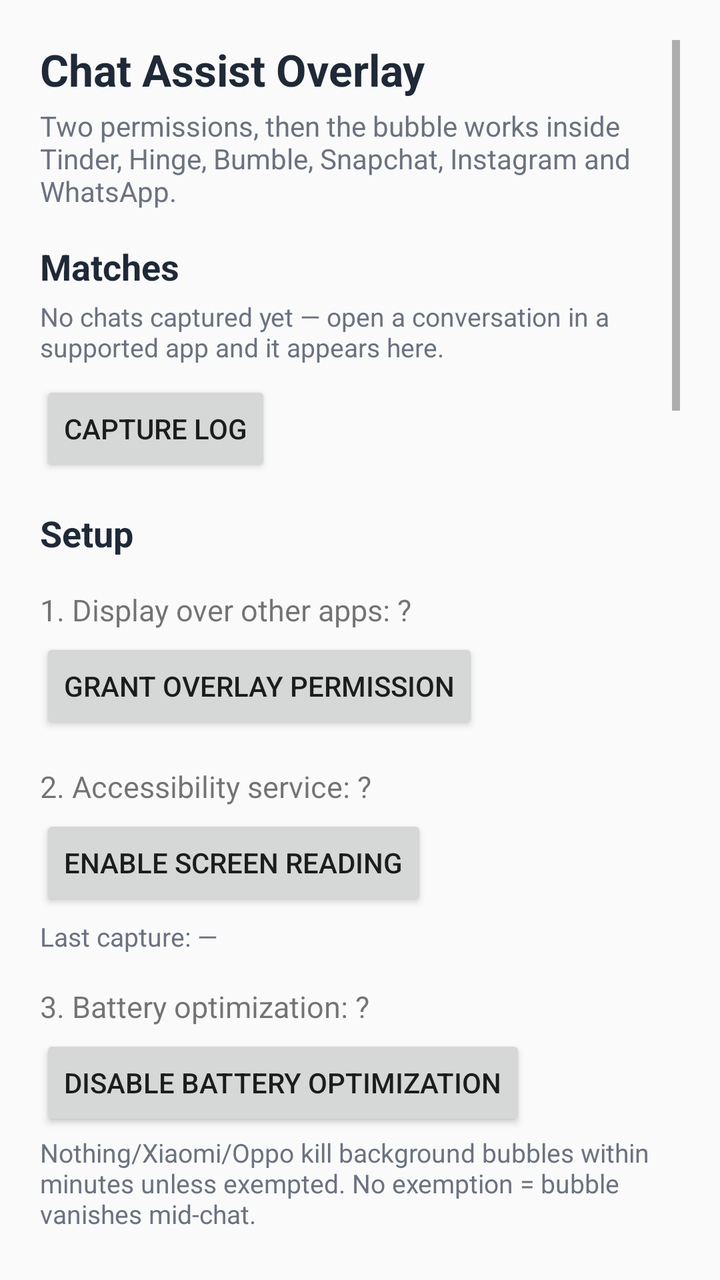
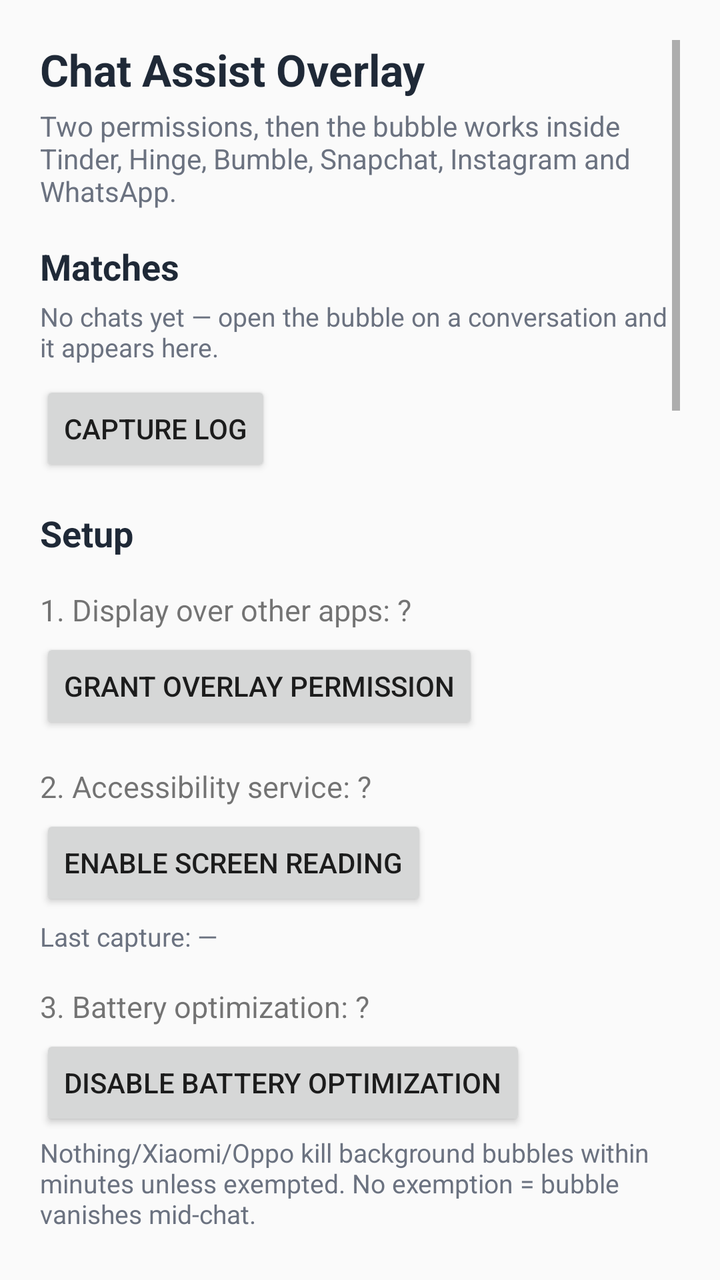

The first picture is an Android layout as it rendered before a commit; the second is the same layout after the commit. The layout source and the unified diff follow.
<!-- AndroidManifest.xml: application theme Theme.ChatAssist -->
<!-- res/layout/activity_main.xml -->
<?xml version="1.0" encoding="utf-8"?>
<ScrollView xmlns:android="http://schemas.android.com/apk/res/android"
    android:layout_width="match_parent"
    android:layout_height="match_parent"
    android:padding="20dp">

    <LinearLayout
        android:layout_width="match_parent"
        android:layout_height="wrap_content"
        android:orientation="vertical">

        <TextView
            android:layout_width="wrap_content"
            android:layout_height="wrap_content"
            android:text="Chat Assist Overlay"
            android:textColor="@color/ink"
            android:textSize="22sp"
            android:textStyle="bold" />

        <TextView
            android:layout_width="wrap_content"
            android:layout_height="wrap_content"
            android:layout_marginTop="4dp"
            android:text="Two permissions, then the bubble works inside Tinder, Hinge, Bumble, Snapchat, Instagram and WhatsApp."
            android:textColor="#6B7280"
            android:textSize="14sp" />

        <TextView
            android:layout_width="wrap_content"
            android:layout_height="wrap_content"
            android:layout_marginTop="16dp"
            android:text="Matches"
            android:textColor="@color/ink"
            android:textSize="18sp"
            android:textStyle="bold" />

        <TextView
            android:id="@+id/matchEmptyHint"
            android:layout_width="wrap_content"
            android:layout_height="wrap_content"
            android:layout_marginTop="4dp"
            android:text="No chats captured yet — open a conversation in a supported app and it appears here."
            android:textColor="#6B7280"
            android:textSize="13sp" />

        <LinearLayout
            android:id="@+id/matchList"
            android:layout_width="match_parent"
            android:layout_height="wrap_content"
            android:layout_marginTop="4dp"
            android:orientation="vertical" />

        <Button
            android:id="@+id/btnCaptureLog"
            android:layout_width="wrap_content"
            android:layout_height="wrap_content"
            android:layout_marginTop="4dp"
            android:text="Capture log" />

        <TextView
            android:layout_width="wrap_content"
            android:layout_height="wrap_content"
            android:layout_marginTop="16dp"
            android:text="Setup"
            android:textColor="@color/ink"
            android:textSize="18sp"
            android:textStyle="bold" />

        <TextView
            android:id="@+id/statusOverlay"
            android:layout_width="wrap_content"
            android:layout_height="wrap_content"
            android:layout_marginTop="16dp"
            android:text="1. Display over other apps: ?"
            android:textSize="15sp" />

        <Button
            android:id="@+id/btnOverlay"
            android:layout_width="wrap_content"
            android:layout_height="wrap_content"
            android:layout_marginTop="4dp"
            android:text="Grant overlay permission" />

        <TextView
            android:id="@+id/statusA11y"
            android:layout_width="wrap_content"
            android:layout_height="wrap_content"
            android:layout_marginTop="16dp"
            android:text="2. Accessibility service: ?"
            android:textSize="15sp" />

        <Button
            android:id="@+id/btnA11y"
            android:layout_width="wrap_content"
            android:layout_height="wrap_content"
            android:layout_marginTop="4dp"
            android:text="Enable screen reading" />

        <TextView
            android:id="@+id/statusCapture"
            android:layout_width="wrap_content"
            android:layout_height="wrap_content"
            android:layout_marginTop="4dp"
            android:text="Last capture: —"
            android:textColor="#6B7280"
            android:textSize="13sp" />

        <TextView
            android:id="@+id/a11yHint"
            android:layout_width="wrap_content"
            android:layout_height="wrap_content"
            android:layout_marginTop="4dp"
            android:text="Still shows off after enabling? Android 13+ blocks sideloaded apps under “Restricted settings”: open this app's App info → ⋮ menu → Allow restricted settings, then enable again."
            android:textColor="#6B7280"
            android:textSize="13sp"
            android:visibility="gone" />

        <TextView
            android:id="@+id/statusBattery"
            android:layout_width="wrap_content"
            android:layout_height="wrap_content"
            android:layout_marginTop="16dp"
            android:text="3. Battery optimization: ?"
            android:textSize="15sp" />

        <Button
            android:id="@+id/btnBattery"
            android:layout_width="wrap_content"
            android:layout_height="wrap_content"
            android:layout_marginTop="4dp"
            android:text="Disable battery optimization" />

        <TextView
            android:layout_width="wrap_content"
            android:layout_height="wrap_content"
            android:layout_marginTop="2dp"
            android:text="Nothing/Xiaomi/Oppo kill background bubbles within minutes unless exempted. No exemption = bubble vanishes mid-chat."
            android:textColor="#6B7280"
            android:textSize="13sp" />

        <TextView
            android:layout_width="wrap_content"
            android:layout_height="wrap_content"
            android:layout_marginTop="16dp"
            android:text="Bubble appearance"
            android:textSize="15sp"
            android:textStyle="bold" />

        <RadioGroup
            android:id="@+id/iconGroup"
            android:layout_width="match_parent"
            android:layout_height="wrap_content"
            android:orientation="vertical">

            <RadioButton
                android:id="@+id/radioInitials"
                android:layout_width="wrap_content"
                android:layout_height="wrap_content"
                android:text="Initials (CA)" />

            <RadioButton
                android:id="@+id/radioChat"
                android:layout_width="wrap_content"
                android:layout_height="wrap_content"
                android:text="Chat bubble (💬)" />

            <RadioButton
                android:id="@+id/radioDot"
                android:layout_width="wrap_content"
                android:layout_height="wrap_content"
                android:text="Minimal dot" />

            <RadioButton
                android:id="@+id/radioCustom"
                android:layout_width="wrap_content"
                android:layout_height="wrap_content"
                android:text="Custom image from gallery" />
        </RadioGroup>

        <LinearLayout
            android:layout_width="match_parent"
            android:layout_height="wrap_content"
            android:layout_marginTop="8dp"
            android:gravity="center_vertical"
            android:orientation="horizontal">

            <TextView
                android:layout_width="wrap_content"
                android:layout_height="wrap_content"
                android:text="Size"
                android:textSize="14sp" />

            <SeekBar
                android:id="@+id/sizeSeek"
                android:layout_width="0dp"
                android:layout_height="wrap_content"
                android:layout_marginStart="8dp"
                android:layout_weight="1" />

            <TextView
                android:id="@+id/sizeValue"
                android:layout_width="wrap_content"
                android:layout_height="wrap_content"
                android:layout_marginStart="8dp"
                android:text="56 dp"
                android:textSize="14sp" />
        </LinearLayout>

        <LinearLayout
            android:layout_width="match_parent"
            android:layout_height="wrap_content"
            android:layout_marginTop="4dp"
            android:gravity="center_vertical"
            android:orientation="horizontal">

            <TextView
                android:layout_width="wrap_content"
                android:layout_height="wrap_content"
                android:text="Transparency"
                android:textSize="14sp" />

            <SeekBar
                android:id="@+id/alphaSeek"
                android:layout_width="0dp"
                android:layout_height="wrap_content"
                android:layout_marginStart="8dp"
                android:layout_weight="1" />

            <TextView
                android:id="@+id/alphaValue"
                android:layout_width="wrap_content"
                android:layout_height="wrap_content"
                android:layout_marginStart="8dp"
                android:text="100%"
                android:textSize="14sp" />
        </LinearLayout>

        <LinearLayout
            android:layout_width="match_parent"
            android:layout_height="wrap_content"
            android:layout_marginTop="4dp"
            android:gravity="center_vertical"
            android:orientation="horizontal">

            <TextView
                android:layout_width="wrap_content"
                android:layout_height="wrap_content"
                android:text="Panel opacity"
                android:textSize="14sp" />

            <SeekBar
                android:id="@+id/panelAlphaSeek"
                android:layout_width="0dp"
                android:layout_height="wrap_content"
                android:layout_marginStart="8dp"
                android:layout_weight="1" />

            <TextView
                android:id="@+id/panelAlphaValue"
                android:layout_width="wrap_content"
                android:layout_height="wrap_content"
                android:layout_marginStart="8dp"
                android:text="80%"
                android:textSize="14sp" />
        </LinearLayout>

        <Button
            android:id="@+id/btnStart"
            android:layout_width="wrap_content"
            android:layout_height="wrap_content"
            android:layout_marginTop="12dp"
            android:text="Start bubble" />

        <TextView
            android:layout_width="wrap_content"
            android:layout_height="wrap_content"
            android:layout_marginTop="4dp"
            android:text="Start (re)starts the bubble. It shows in this app once steps 1 and 2 are both done, and on chat screens — in chats it needs steps 1 and 2 above."
            android:textColor="#6B7280"
            android:textSize="13sp" />

        <TextView
            android:layout_width="wrap_content"
            android:layout_height="wrap_content"
            android:layout_marginTop="16dp"
            android:text="Apps"
            android:textSize="15sp"
            android:textStyle="bold" />

        <TextView
            android:layout_width="wrap_content"
            android:layout_height="wrap_content"
            android:layout_marginTop="2dp"
            android:text="Bubble and capture work only in checked apps. Applies instantly — no restart needed."
            android:textColor="#6B7280"
            android:textSize="13sp" />

        <LinearLayout
            android:id="@+id/appsList"
            android:layout_width="match_parent"
            android:layout_height="wrap_content"
            android:layout_marginTop="4dp"
            android:orientation="vertical" />

        <TextView
            android:layout_width="wrap_content"
            android:layout_height="wrap_content"
            android:layout_marginTop="16dp"
            android:text="Automation"
            android:textSize="15sp"
            android:textStyle="bold" />

        <androidx.appcompat.widget.SwitchCompat
            android:id="@+id/autoPasteSwitch"
            android:layout_width="wrap_content"
            android:layout_height="wrap_content"
            android:layout_marginTop="4dp"
            android:text="Tap suggestion pastes it into the chat input"
            android:textSize="14sp" />

        <TextView
            android:layout_width="wrap_content"
            android:layout_height="wrap_content"
            android:layout_marginTop="2dp"
            android:text="You always press send yourself. Off = tap copies to clipboard."
            android:textColor="#6B7280"
            android:textSize="13sp" />

        <TextView
            android:layout_width="wrap_content"
            android:layout_height="wrap_content"
            android:layout_marginTop="16dp"
            android:text="About you"
            android:textColor="@color/ink"
            android:textSize="18sp"
            android:textStyle="bold" />

        <TextView
            android:layout_width="wrap_content"
            android:layout_height="wrap_content"
            android:layout_marginTop="8dp"
            android:text="Your name"
            android:textSize="15sp"
            android:textStyle="bold" />

        <TextView
            android:layout_width="wrap_content"
            android:layout_height="wrap_content"
            android:layout_marginTop="2dp"
            android:text="So replies can answer “what's your name?” with the real one instead of guessing. Saved as you type."
            android:textColor="#6B7280"
            android:textSize="13sp" />

        <EditText
            android:id="@+id/userNameEdit"
            android:layout_width="match_parent"
            android:layout_height="wrap_content"
            android:layout_marginTop="4dp"
            android:hint="Your first name"
            android:imeOptions="actionDone"
            android:inputType="textPersonName|textCapWords"
            android:maxLength="40"
            android:maxLines="1" />

        <TextView
            android:layout_width="wrap_content"
            android:layout_height="wrap_content"
            android:layout_marginTop="16dp"
            android:text="You are"
            android:textSize="15sp"
            android:textStyle="bold" />

        <TextView
            android:layout_width="wrap_content"
            android:layout_height="wrap_content"
            android:layout_marginTop="2dp"
            android:text="Your Hindi replies use masculine or feminine verbs for your own lines — declare it once, no matter how your match writes."
            android:textColor="#6B7280"
            android:textSize="13sp" />

        <RadioGroup
            android:id="@+id/genderGroup"
            android:layout_width="match_parent"
            android:layout_height="wrap_content"
            android:layout_marginTop="4dp"
            android:orientation="horizontal">

            <RadioButton
                android:id="@+id/radioMale"
                android:layout_width="wrap_content"
                android:layout_height="wrap_content"
                android:layout_marginEnd="16dp"
                android:text="Male" />

            <RadioButton
                android:id="@+id/radioFemale"
                android:layout_width="wrap_content"
                android:layout_height="wrap_content"
                android:layout_marginEnd="16dp"
                android:text="Female" />

            <RadioButton
                android:id="@+id/radioGenderSkip"
                android:layout_width="wrap_content"
                android:layout_height="wrap_content"
                android:text="Skip" />
        </RadioGroup>

        <TextView
            android:layout_width="wrap_content"
            android:layout_height="wrap_content"
            android:layout_marginTop="16dp"
            android:text="My chat style"
            android:textSize="15sp"
            android:textStyle="bold" />

        <TextView
            android:layout_width="wrap_content"
            android:layout_height="wrap_content"
            android:layout_marginTop="2dp"
            android:text="How you write, learned from your own sent lines only — match messages are never shown here. Refreshes each time you open the bubble and learn a summary."
            android:textColor="#6B7280"
            android:textSize="13sp" />

        <TextView
            android:id="@+id/styleStatus"
            android:layout_width="wrap_content"
            android:layout_height="wrap_content"
            android:layout_marginTop="8dp"
            android:text="No style saved yet."
            android:textSize="14sp" />

        <TextView
            android:id="@+id/styleUpdatedAt"
            android:layout_width="wrap_content"
            android:layout_height="wrap_content"
            android:text=""
            android:textColor="#9CA3AF"
            android:textSize="12sp" />

        <TextView
            android:layout_width="wrap_content"
            android:layout_height="wrap_content"
            android:layout_marginTop="12dp"
            android:text="Example in your style"
            android:textSize="14sp"
            android:textStyle="bold" />

        <TextView
            android:layout_width="wrap_content"
            android:layout_height="wrap_content"
            android:layout_marginTop="2dp"
            android:text="Written from your own lines. Edit it any time — your edit is what replies copy, and it stops auto-updating."
            android:textColor="#6B7280"
            android:textSize="13sp" />

        <EditText
            android:id="@+id/styleExampleEdit"
            android:layout_width="match_parent"
            android:layout_height="wrap_content"
            android:layout_marginTop="4dp"
            android:hint="Your example will appear here after you chat"
            android:minLines="3"
            android:textSize="14sp" />

        <Button
            android:id="@+id/btnStyleMessages"
            android:layout_width="wrap_content"
            android:layout_height="wrap_content"
            android:layout_marginTop="8dp"
            android:text="Your sent messages ▸" />

        <LinearLayout
            android:id="@+id/styleMessagesBox"
            android:layout_width="match_parent"
            android:layout_height="wrap_content"
            android:layout_marginTop="4dp"
            android:orientation="vertical"
            android:visibility="gone">

            <LinearLayout
                android:id="@+id/styleMessagesList"
                android:layout_width="match_parent"
                android:layout_height="wrap_content"
                android:orientation="vertical" />

            <TextView
                android:layout_width="wrap_content"
                android:layout_height="wrap_content"
                android:layout_marginTop="12dp"
                android:text="Add messages you sent to learn from (paste them, one per line):"
                android:textColor="#6B7280"
                android:textSize="13sp" />

            <EditText
                android:id="@+id/styleSamplesEdit"
                android:layout_width="match_parent"
                android:layout_height="wrap_content"
                android:layout_marginTop="4dp"
                android:hint="Paste 5-10 messages you actually sent…"
                android:minLines="3"
                android:textSize="14sp" />

            <Button
                android:id="@+id/btnAnalyzeStyle"
                android:layout_width="wrap_content"
                android:layout_height="wrap_content"
                android:layout_marginTop="4dp"
                android:text="Analyze &amp; save" />
        </LinearLayout>

        <LinearLayout
            android:layout_width="match_parent"
            android:layout_height="wrap_content"
            android:layout_marginTop="8dp"
            android:orientation="horizontal">

            <Button
                android:id="@+id/btnLearnStyle"
                android:layout_width="0dp"
                android:layout_height="wrap_content"
                android:layout_weight="1"
                android:text="Learn now" />

            <Button
                android:id="@+id/btnClearStyle"
                android:layout_width="0dp"
                android:layout_height="wrap_content"
                android:layout_marginStart="8dp"
                android:layout_weight="1"
                android:text="Clear" />
        </LinearLayout>

        <LinearLayout
            android:layout_width="match_parent"
            android:layout_height="wrap_content"
            android:layout_marginTop="4dp"
            android:orientation="horizontal">

            <Button
                android:id="@+id/btnExportStyle"
                android:layout_width="0dp"
                android:layout_height="wrap_content"
                android:layout_weight="1"
                android:text="Export file" />

            <Button
                android:id="@+id/btnImportStyle"
                android:layout_width="0dp"
                android:layout_height="wrap_content"
                android:layout_marginStart="8dp"
                android:layout_weight="1"
                android:text="Import file" />
        </LinearLayout>

        <TextView
            android:layout_width="wrap_content"
            android:layout_height="wrap_content"
            android:layout_marginTop="16dp"
            android:text="Backend check"
            android:textSize="15sp"
            android:textStyle="bold" />

        <TextView
            android:layout_width="wrap_content"
            android:layout_height="wrap_content"
            android:layout_marginTop="2dp"
            android:text="Sends one fixed made-up two-line chat to the server and shows the first reply. It never reads your chats, name or style — use it only to confirm the connection works."
            android:textColor="#6B7280"
            android:textSize="13sp" />

        <Button
            android:id="@+id/btnTest"
            android:layout_width="wrap_content"
            android:layout_height="wrap_content"
            android:layout_marginTop="8dp"
            android:text="Send test suggestion request" />

        <TextView
            android:id="@+id/testResult"
            android:layout_width="wrap_content"
            android:layout_height="wrap_content"
            android:layout_marginTop="8dp"
            android:text=""
            android:textSize="14sp" />

        <TextView
            android:id="@+id/versionFooter"
            android:layout_width="wrap_content"
            android:layout_height="wrap_content"
            android:layout_gravity="center_horizontal"
            android:layout_marginTop="24dp"
            android:textColor="#9CA3AF"
            android:textSize="12sp" />
    </LinearLayout>
</ScrollView>
<!-- resources referenced by this layout -->
<resources>
  <color name="ink">#1F2937</color>
  <style name="Theme.ChatAssist" parent="Theme.AppCompat.Light.NoActionBar">
          <item name="colorPrimary">@color/brand</item>
          <item name="colorPrimaryDark">@color/brand_dark</item>
          <item name="android:windowBackground">@color/paper</item>
      </style>
  <color name="brand">#DB2777</color>
  <color name="brand_dark">#9D174D</color>
  <color name="paper">#FAFAFA</color>
</resources>

<!-- the commit's change to res/layout/activity_main.xml (unified diff, before → after) -->
@@ -39,7 +39,7 @@
             android:layout_width="wrap_content"
             android:layout_height="wrap_content"
             android:layout_marginTop="4dp"
-            android:text="No chats captured yet — open a conversation in a supported app and it appears here."
+            android:text="No chats yet — open the bubble on a conversation and it appears here."
             android:textColor="#6B7280"
             android:textSize="13sp" />
 
